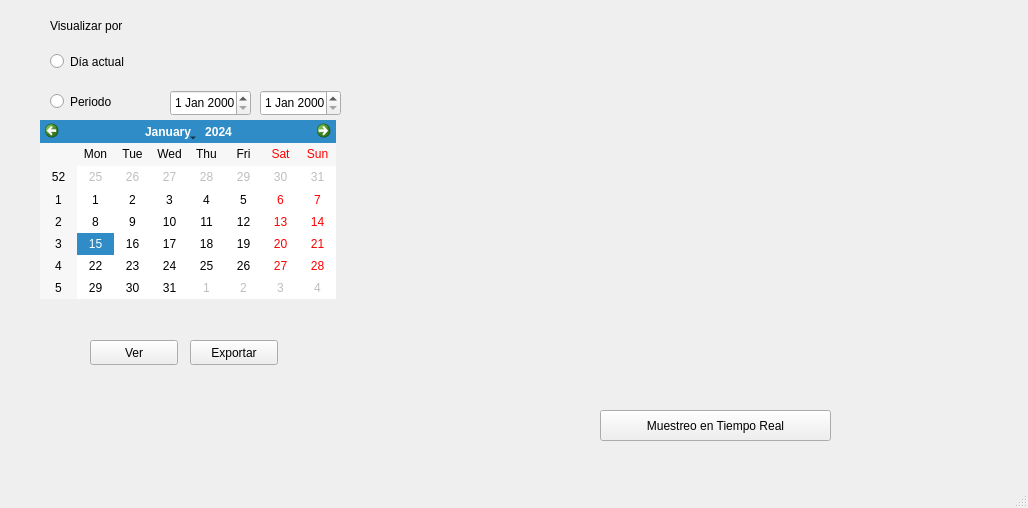
Before: the Qt Designer form PC_v01/server_test_plot_v0/mainwindow.ui in aylen27s/TPO_InformaticaII, drawn with Qt 5.
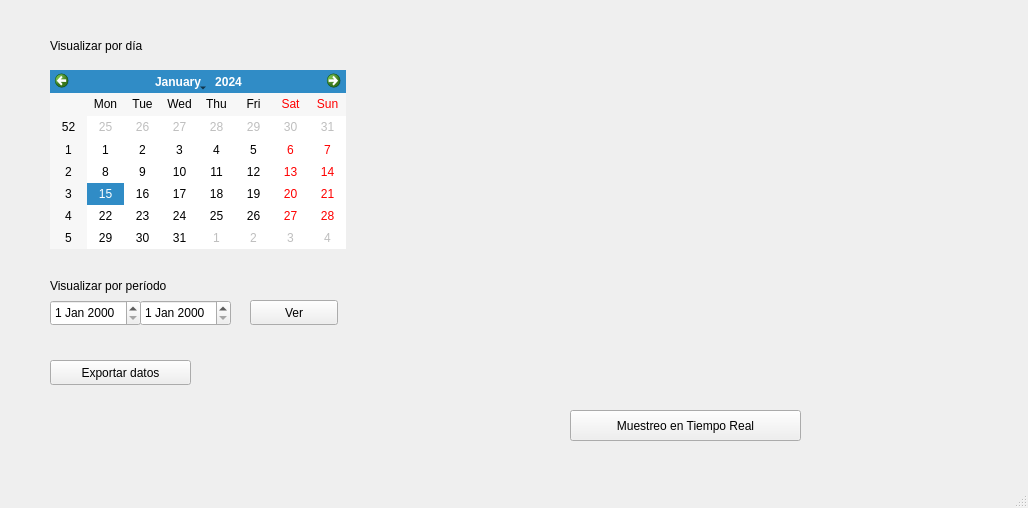
After: the same form once the commit is applied. Custom widgets are drawn as their Qt base class.

Patch:
```diff
--- a/PC_v01/server_test_plot_v0/mainwindow.ui
+++ b/PC_v01/server_test_plot_v0/mainwindow.ui
@@ -27,8 +27,8 @@
    <widget class="QCalendarWidget" name="calendarWidget">
     <property name="geometry">
      <rect>
-      <x>40</x>
-      <y>120</y>
+      <x>50</x>
+      <y>70</y>
       <width>296</width>
       <height>179</height>
      </rect>
@@ -37,7 +37,7 @@
    <widget class="QPushButton" name="liveViewButton">
     <property name="geometry">
      <rect>
-      <x>600</x>
+      <x>570</x>
       <y>410</y>
       <width>231</width>
       <height>31</height>
@@ -47,38 +47,25 @@
      <string>Muestreo en Tiempo Real</string>
     </property>
    </widget>
-   <widget class="QRadioButton" name="radioButton_periodo">
-    <property name="geometry">
-     <rect>
-      <x>50</x>
-      <y>90</y>
-      <width>111</width>
-      <height>23</height>
-     </rect>
-    </property>
-    <property name="text">
-     <string>Periodo</string>
-    </property>
-   </widget>
    <widget class="QLabel" name="label_visualizar">
     <property name="geometry">
      <rect>
       <x>50</x>
-      <y>10</y>
-      <width>101</width>
+      <y>30</y>
+      <width>141</width>
       <height>31</height>
      </rect>
     </property>
     <property name="text">
-     <string>Visualizar por</string>
+     <string>Visualizar por día</string>
     </property>
    </widget>
    <widget class="QDateEdit" name="dateEdit_maxDay">
     <property name="geometry">
      <rect>
-      <x>170</x>
-      <y>90</y>
-      <width>81</width>
+      <x>140</x>
+      <y>300</y>
+      <width>91</width>
       <height>26</height>
      </rect>
     </property>
@@ -86,44 +73,31 @@
    <widget class="QDateEdit" name="dateEdit_minDay">
     <property name="geometry">
      <rect>
-      <x>260</x>
-      <y>90</y>
-      <width>81</width>
-      <height>26</height>
-     </rect>
-    </property>
-   </widget>
-   <widget class="QRadioButton" name="radioButton_dia">
-    <property name="geometry">
-     <rect>
       <x>50</x>
-      <y>50</y>
-      <width>111</width>
-      <height>23</height>
+      <y>300</y>
+      <width>91</width>
+      <height>26</height>
      </rect>
     </property>
-    <property name="text">
-     <string>Día actual</string>
-    </property>
    </widget>
    <widget class="QPushButton" name="pushButton_export">
     <property name="geometry">
      <rect>
-      <x>190</x>
-      <y>340</y>
-      <width>88</width>
+      <x>50</x>
+      <y>360</y>
+      <width>141</width>
       <height>25</height>
      </rect>
     </property>
     <property name="text">
-     <string>Exportar</string>
+     <string>Exportar datos</string>
     </property>
    </widget>
    <widget class="QPushButton" name="pushButton_import">
     <property name="geometry">
      <rect>
-      <x>90</x>
-      <y>340</y>
+      <x>250</x>
+      <y>300</y>
       <width>88</width>
       <height>25</height>
      </rect>
@@ -132,6 +106,19 @@
      <string>Ver</string>
     </property>
    </widget>
+   <widget class="QLabel" name="label_visualizar_2">
+    <property name="geometry">
+     <rect>
+      <x>50</x>
+      <y>270</y>
+      <width>161</width>
+      <height>31</height>
+     </rect>
+    </property>
+    <property name="text">
+     <string>Visualizar por período</string>
+    </property>
+   </widget>
   </widget>
   <widget class="QMenuBar" name="menubar">
    <property name="geometry">
```
